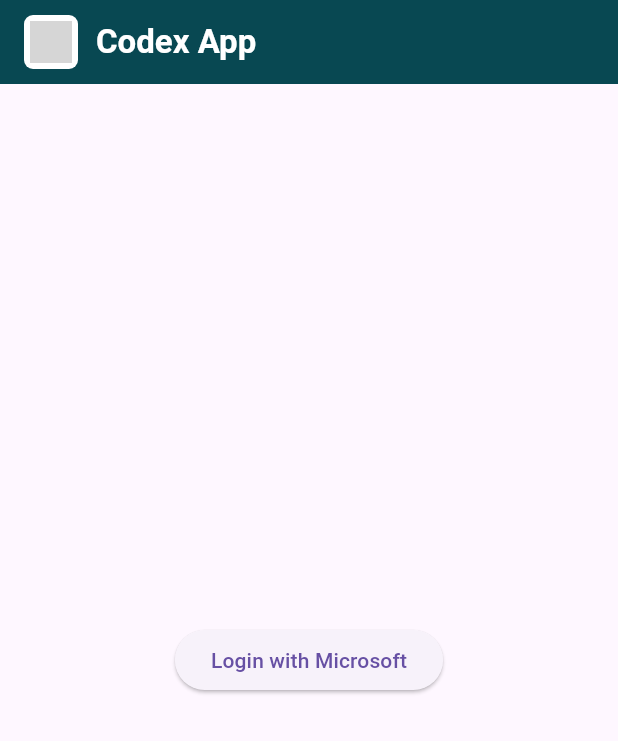
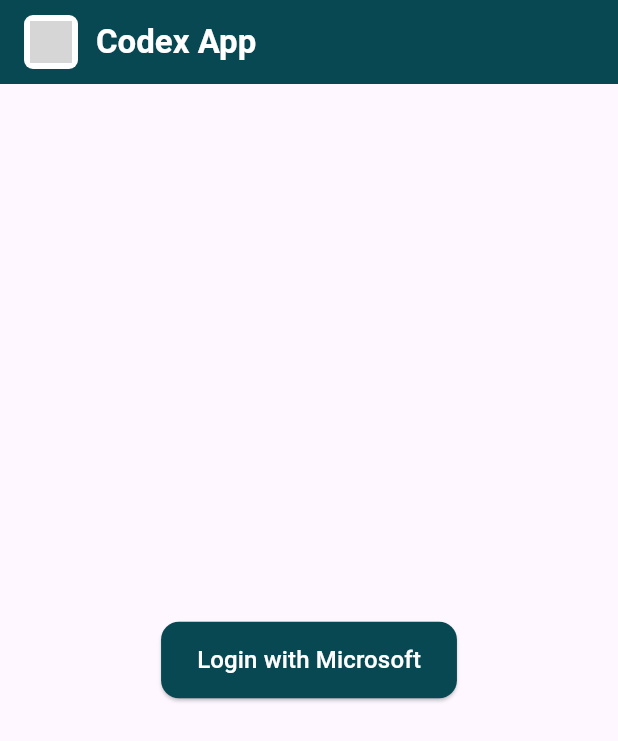
Before and after one commit to vrvivek443/myflutterapp, a Flutter app: the screen it shows after launch, on a phone screen of 412 x 824 dp. Shown: the top 741 px of the screen. Run offline on Flutter 3.47's test engine with Material 3 defaults, Android fonts, the phone set to English and light mode, and no system bars; our stand-ins replace dio, flutter_bloc, google_fonts, pretty_dio_logger; missing offline and left inert: aad_oauth; grey boxes are pictures that could not be loaded.

```diff
--- a/lib/view/login_screen.dart
+++ b/lib/view/login_screen.dart
@@ -2,10 +2,11 @@ import 'package:flutter/material.dart';
 import 'package:flutter_bloc/flutter_bloc.dart';
 import '../controller/microsoft_login_cubit.dart';
 import '../controller/microsoft_login_state.dart';
-
-
+import '../view/dashboard_screen.dart'; // ✅ Import your dashboard
 
 class LoginScreen extends StatelessWidget {
+  const LoginScreen({super.key});
+
   @override
   Widget build(BuildContext context) {
     return Scaffold(
@@ -18,15 +19,15 @@ class LoginScreen extends StatelessWidget {
               height: 36,
               width: 36,
               decoration: BoxDecoration(
-                  color: Colors.white, // ✅ white background only for logo
+                color: Colors.white,
                 borderRadius: BorderRadius.circular(6),
               ),
-                padding: const EdgeInsets.all(4), // adds breathing room
+              padding: const EdgeInsets.all(4),
               child: ClipRRect(
                 borderRadius: BorderRadius.circular(6),
                 child: Image.network(
-                    'https://codeenforcementapp.web.app/assets/images/SJ_color_logo.png',
-                    fit: BoxFit.contain, // ✅ show full image, no crop
+                  '[https://codeenforcementapp.web.app/assets/images/SJ_color_logo.png](https://codeenforcementapp.web.app/assets/images/SJ_color_logo.png)',
+                  fit: BoxFit.contain,
                 ),
               ),
             ),
@@ -50,49 +51,46 @@ class LoginScreen extends StatelessWidget {
                 SnackBar(content: Text("Error: ${state.errorMessage}")),
               );
             }
+
+            // ✅ When login is successful, navigate to Dashboard
+            if (state is AuthSuccess) {
+              Future.microtask(() {
+                Navigator.pushReplacement(
+                  context,
+                  MaterialPageRoute(builder: (_) => const DashboardScreen()),
+                );
+              });
+            }
           },
           builder: (context, state) {
             if (state is AuthLoading) {
-              return Center(child: CircularProgressIndicator());
+              return const Center(child: CircularProgressIndicator());
             }
 
             if (state is AuthSuccess) {
-              return Center(
-                child: Column(
-                  mainAxisAlignment: MainAxisAlignment.center,
-                  children: [
-                    // Display profile photo if available
-
-                    SizedBox(height: 10),
-                    Text("Welcome, ${state.name}", style: TextStyle(fontSize: 20, fontWeight: FontWeight.bold)),
-                    SizedBox(height: 10),
-                    Text("Email: ${state.email}", style: TextStyle(fontSize: 16)),
-                    // SizedBox(height: 10),
-                    // Text("Id: ${state.Id}", style: TextStyle(fontSize: 16)),
-                    // SizedBox(height: 10),
-                    // Text("User profile: ${state.userProfiles}", style: TextStyle(fontSize: 16)),
-                    SizedBox(height: 10),
-                    Text("Department: ${state.department}", style: TextStyle(fontSize: 16)),
-                    SizedBox(height: 10),
-                    Text("Mobile: ${state.phone}", style: TextStyle(fontSize: 16)),
-                    SizedBox(height: 20),
-                    ElevatedButton(
-                      onPressed: () {
-                        context.read<AuthCubit>().logout(); // Call the logout method
-                      },
-                      child: Text("Logout"),
-                    ),
-                  ],
-                ),
-              );
+              // ✅ We don't need to show UI here because navigation will occur
+              return const SizedBox.shrink();
             }
 
             return Center(
               child: ElevatedButton(
+                style: ElevatedButton.styleFrom(
+                  backgroundColor: const Color(0xFF084852),
+                  padding: const EdgeInsets.symmetric(
+                    horizontal: 24,
+                    vertical: 14,
+                  ),
+                  shape: RoundedRectangleBorder(
+                    borderRadius: BorderRadius.circular(12),
+                  ),
+                ),
                 onPressed: () {
-                  context.read<AuthCubit>().login(); // call the login method
+                  context.read<AuthCubit>().login();
                 },
-                child: Text("Login with Microsoft"),
+                child: const Text(
+                  "Login with Microsoft",
+                  style: TextStyle(fontSize: 16, color: Colors.white),
+                ),
               ),
             );
           },
```
Also changed, not shown: lib/view/dashboard_screen.dart (line endings or trailing spaces). Lines whose indentation alone changed are shown as unchanged.
